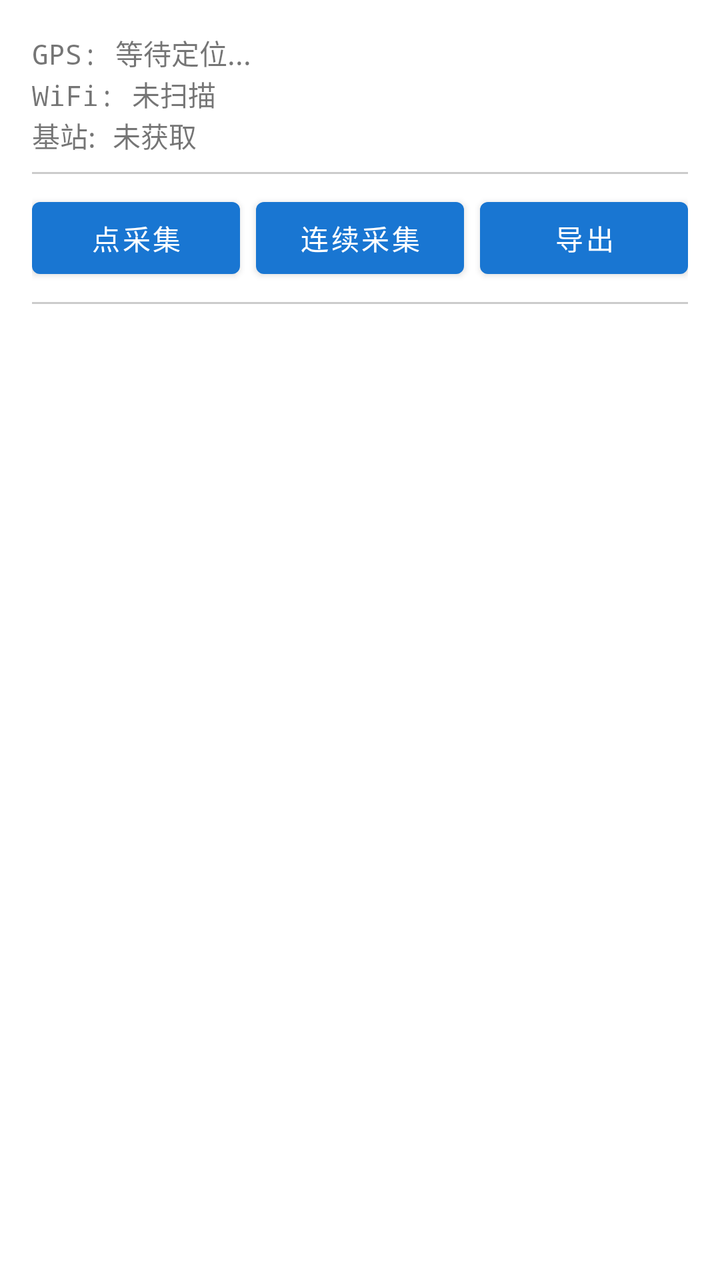
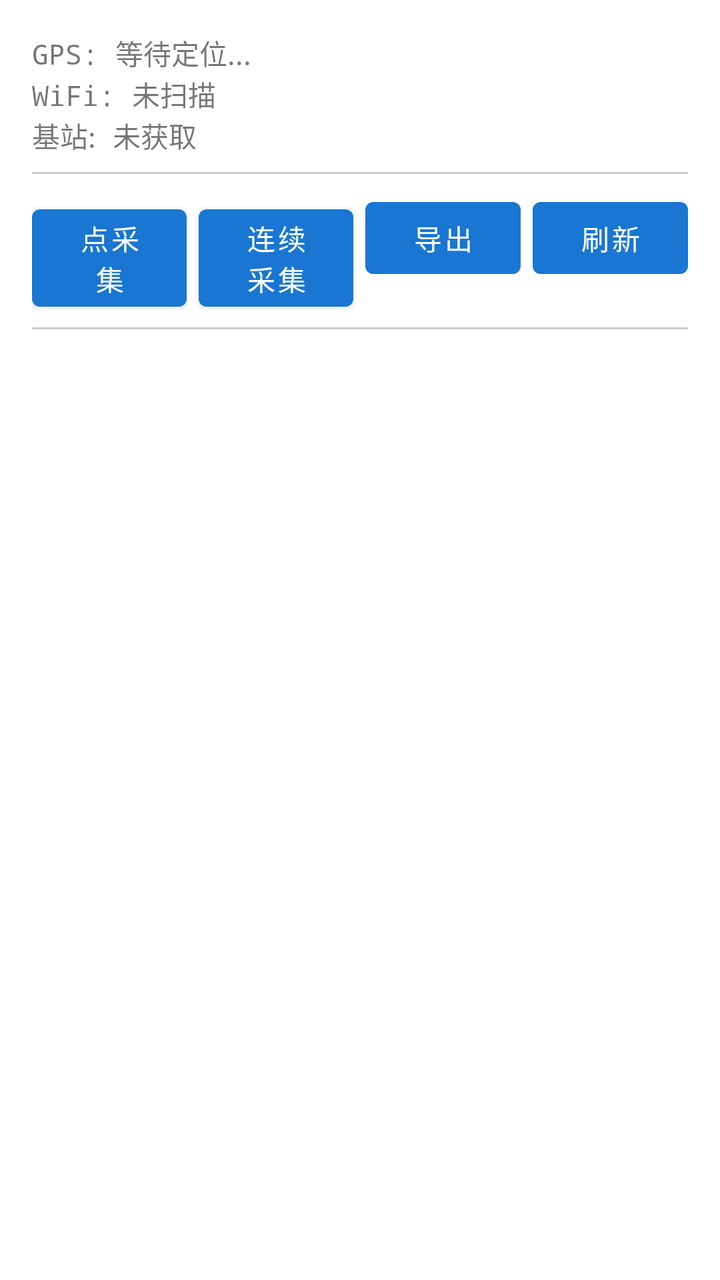

An Android layout rendered at two revisions. The XML below is the earlier revision; the diff shows what the commit changed to produce the second picture.
<!-- AndroidManifest.xml: another module's application theme Theme.MelosCollector -->
<!-- res/layout/fragment_collector.xml -->
<?xml version="1.0" encoding="utf-8"?>
<LinearLayout xmlns:android="http://schemas.android.com/apk/res/android"
    android:layout_width="match_parent"
    android:layout_height="match_parent"
    android:orientation="vertical"
    android:padding="16dp">

    <TextView
        android:id="@+id/tvGps"
        android:layout_width="match_parent"
        android:layout_height="wrap_content"
        android:text="GPS: 等待定位..."
        android:textSize="14sp"
        android:fontFamily="monospace" />

    <TextView
        android:id="@+id/tvWifi"
        android:layout_width="match_parent"
        android:layout_height="wrap_content"
        android:text="WiFi: 未扫描"
        android:textSize="14sp"
        android:fontFamily="monospace" />

    <TextView
        android:id="@+id/tvCell"
        android:layout_width="match_parent"
        android:layout_height="wrap_content"
        android:text="基站: 未获取"
        android:textSize="14sp"
        android:fontFamily="monospace" />

    <View
        android:layout_width="match_parent"
        android:layout_height="1dp"
        android:layout_marginVertical="8dp"
        android:background="#CCCCCC" />

    <LinearLayout
        android:layout_width="match_parent"
        android:layout_height="wrap_content"
        android:orientation="horizontal">

        <Button
            android:id="@+id/btnCapture"
            android:layout_width="0dp"
            android:layout_height="wrap_content"
            android:layout_weight="1"
            android:text="点采集"
            android:layout_marginEnd="4dp" />

        <Button
            android:id="@+id/btnContinuous"
            android:layout_width="0dp"
            android:layout_height="wrap_content"
            android:layout_weight="1"
            android:text="连续采集"
            android:layout_marginHorizontal="4dp" />

        <Button
            android:id="@+id/btnExport"
            android:layout_width="0dp"
            android:layout_height="wrap_content"
            android:layout_weight="1"
            android:text="导出"
            android:layout_marginStart="4dp" />
    </LinearLayout>

    <View
        android:layout_width="match_parent"
        android:layout_height="1dp"
        android:layout_marginVertical="8dp"
        android:background="#CCCCCC" />

    <ListView
        android:id="@+id/lvCaptures"
        android:layout_width="match_parent"
        android:layout_height="0dp"
        android:layout_weight="1"
        android:divider="#E0E0E0"
        android:dividerHeight="1dp" />

</LinearLayout>
<!-- resources referenced by this layout -->
<resources>
  <style name="Theme.MelosCollector" parent="Theme.MaterialComponents.Light.DarkActionBar">
          <item name="colorPrimary">#1976D2</item>
          <item name="colorPrimaryDark">#1565C0</item>
          <item name="colorAccent">#42A5F5</item>
      </style>
</resources>

<!-- the commit's change to res/layout/fragment_collector.xml (unified diff, before → after) -->
@@ -46,7 +46,7 @@
             android:layout_height="wrap_content"
             android:layout_weight="1"
             android:text="点采集"
-            android:layout_marginEnd="4dp" />
+            android:layout_marginEnd="3dp" />
 
         <Button
             android:id="@+id/btnContinuous"
@@ -54,7 +54,7 @@
             android:layout_height="wrap_content"
             android:layout_weight="1"
             android:text="连续采集"
-            android:layout_marginHorizontal="4dp" />
+            android:layout_marginHorizontal="3dp" />
 
         <Button
             android:id="@+id/btnExport"
@@ -62,7 +62,15 @@
             android:layout_height="wrap_content"
             android:layout_weight="1"
             android:text="导出"
-            android:layout_marginStart="4dp" />
+            android:layout_marginHorizontal="3dp" />
+
+        <Button
+            android:id="@+id/btnRefresh"
+            android:layout_width="0dp"
+            android:layout_height="wrap_content"
+            android:layout_weight="1"
+            android:text="刷新"
+            android:layout_marginStart="3dp" />
     </LinearLayout>
 
     <View
